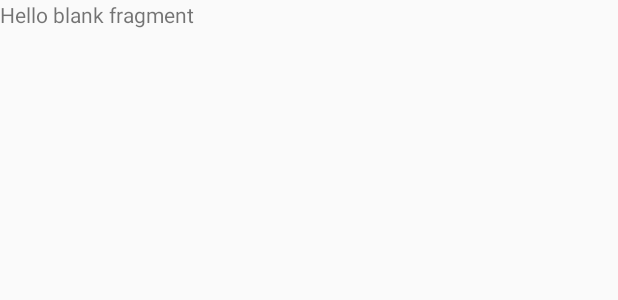
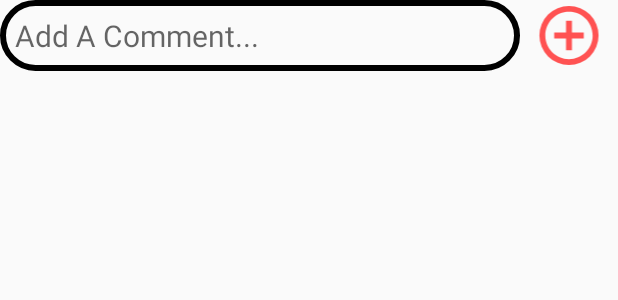
Before and after one commit to Andrew-Rominger/SellIt, an Android app: the layout fragment_comment.xml on its own in the app's theme, with its tools: preview values and no code run, on a phone screen of 412 x 824 dp. Shown: the top 300 px of the screen. Run offline under Robolectric (Android 15) with nearby library versions, the phone set to English and light mode, and no system bars.

Commit message:
More Bug Fixes

```diff
--- a/app/build.gradle
+++ b/app/build.gradle
@@ -38,4 +38,5 @@ dependencies {
 
 
 
+
 apply plugin: 'com.google.gms.google-services'
--- a/app/src/main/AndroidManifest.xml
+++ b/app/src/main/AndroidManifest.xml
@@ -99,6 +99,10 @@
         android:label="@string/addItem"
             android:configChanges="orientation"
             android:screenOrientation="portrait"/>
+        <activity android:name=".ItemDetail"
+            android:label="Item Detail"
+            android:configChanges="orientation"
+            android:screenOrientation="portrait"/>
     </application>
 
 </manifest>
--- a/app/src/main/java/com/sellit/testdrawer/AddItemActivity.java
+++ b/app/src/main/java/com/sellit/testdrawer/AddItemActivity.java
@@ -62,6 +62,7 @@ public class AddItemActivity extends AppCompatActivity {
     EditText itemDescription;
     RatingBar itemCondition;
     ImageView imagePic;
+    Spinner stateSpinner;
 
     String TAG = AddItemActivity.class.getSimpleName();
     String[] permsRequested = {android.Manifest.permission.WRITE_EXTERNAL_STORAGE, android.Manifest.permission.READ_EXTERNAL_STORAGE};
@@ -81,6 +82,10 @@ public class AddItemActivity extends AppCompatActivity {
         itemDescription = (EditText) findViewById(R.id.itemDescriptionInput);
         itemCondition = (RatingBar) findViewById(R.id.itemCondition);
         imagePic = (ImageView) findViewById(R.id.photoImg);
+        String[] states = getResources().getStringArray(R.array.states);
+        ArrayAdapter<String> adapter = new ArrayAdapter<String>(this, android.R.layout.simple_spinner_item, states);
+        stateSpinner = (Spinner) findViewById(R.id.addItemStateSpinner);
+        stateSpinner.setAdapter(adapter);
 
         //In current version, sets the spinner on screen to the elements in the strings file at: res -> values -> strings.xml
         String myString = "Item Category";
--- /dev/null
+++ b/app/src/main/res/drawable/plus_circle_outline.xml
@@ -0,0 +1,8 @@
+<!-- drawable/plus_circle_outline.xml -->
+<vector xmlns:android="http://schemas.android.com/apk/res/android"
+    android:height="24dp"
+    android:width="24dp"
+    android:viewportWidth="24"
+    android:viewportHeight="24">
+    <path android:fillColor="#000" android:pathData="M12,20C7.59,20 4,16.41 4,12C4,7.59 7.59,4 12,4C16.41,4 20,7.59 20,12C20,16.41 16.41,20 12,20M12,2A10,10 0 0,0 2,12A10,10 0 0,0 12,22A10,10 0 0,0 22,12A10,10 0 0,0 12,2M13,7H11V11H7V13H11V17H13V13H17V11H13V7Z" />
+</vector>
--- a/app/src/main/res/drawable/rounded_edit_text.xml
+++ b/app/src/main/res/drawable/rounded_edit_text.xml
@@ -1,4 +1,9 @@
 <?xml version="1.0" encoding="utf-8"?>
-<selector xmlns:android="http://schemas.android.com/apk/res/android">
-
+<selector xmlns:android="http://schemas.android.com/apk/res/android" >
+    <item >
+        <shape android:shape="rectangle"  >
+            <corners android:radius="40dip" />
+           <stroke android:width="4dp"/>
+        </shape>
+    </item>
 </selector>
--- a/app/src/main/res/layout/fragment_comment.xml
+++ b/app/src/main/res/layout/fragment_comment.xml
@@ -4,10 +4,38 @@
     android:layout_height="match_parent"
     tools:context="com.sellit.testdrawer.CommentFragment">
 
-    <!-- TODO: Update blank fragment layout -->
-    <TextView
+    <LinearLayout
         android:layout_width="match_parent"
-        android:layout_height="match_parent"
-        android:text="@string/hello_blank_fragment" />
+        android:layout_height="wrap_content"
+        android:orientation="vertical">
+        <LinearLayout
+            android:layout_width="match_parent"
+            android:layout_height="wrap_content"
+            android:orientation="horizontal">
+            <EditText
+                android:layout_width="wrap_content"
+                android:padding="10dp"
+                android:layout_height="wrap_content"
+                android:textSize="20sp"
+                android:id="@+id/addCommentBox"
+                android:background="@drawable/rounded_edit_text"
+                android:hint="Add A Comment..."
+                android:layout_weight=".8"/>
+            <ImageView
+                android:layout_width="24dp"
+                android:id="@+id/addCommentButton"
+                android:layout_height="match_parent"
+                android:src="@drawable/plus_circle_outline"
+                android:tint="@color/colorAccent"
+                android:layout_weight="0.20"/>
+        </LinearLayout>
+
+        <android.support.v7.widget.RecyclerView
+            android:layout_width="match_parent"
+            android:layout_height="wrap_content"
+            android:id="@+id/commentRecView">
+
+        </android.support.v7.widget.RecyclerView>
+    </LinearLayout>
 
 </FrameLayout>
```
Also changed, not shown: app/src/main/java/com/sellit/testdrawer/Comment.java (+19 -1 lines), app/src/main/java/com/sellit/testdrawer/CommentFragment.java (+25 -1 lines), app/src/main/res/layout/activity_additem.xml (+37 -2 lines), app/src/main/res/layout/activity_item_detail.xml (+27 -0 lines).
